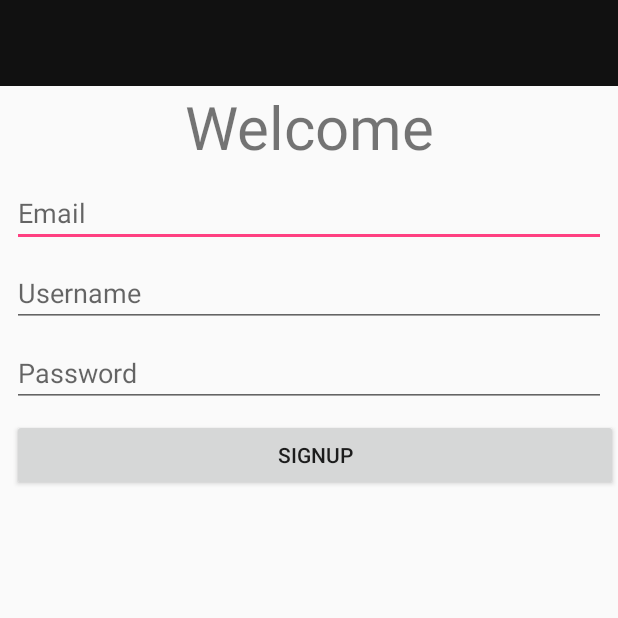
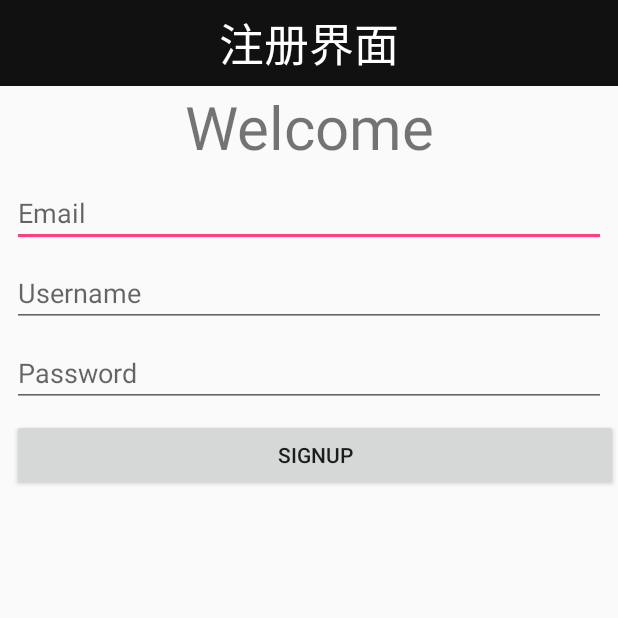
Before and after one commit to W2DaLiLi/OpenfireDemo, an Android app: the screen it shows after launch (RegisterActivity), after a tap on "SIGNUP", on a phone screen of 412 x 824 dp, the top half of it. Run offline under Robolectric (Android 15) with nearby library versions, the phone set to English and light mode, and no system bars.

Commit message:
feature: add title and set text for title

```diff
--- a/app/src/main/java/com/example/hzxr/openfiredemo/UI/AddFriendActivity.kt
+++ b/app/src/main/java/com/example/hzxr/openfiredemo/UI/AddFriendActivity.kt
@@ -9,6 +9,7 @@ import android.support.v7.app.AppCompatActivity
 import android.text.TextUtils
 import android.widget.Button
 import android.widget.EditText
+import android.widget.TextView
 import android.widget.Toast
 import com.example.hzxr.openfiredemo.R
 import com.example.hzxr.openfiredemo.net.XmppConnection
@@ -23,6 +24,7 @@ class AddFriendActivity : BaseActivity() {
 
     private lateinit var friendNameEt: EditText
     private lateinit var submitBt: Button
+    private lateinit var title: TextView
 
     override fun onCreate(savedInstanceState: Bundle?) {
         super.onCreate(savedInstanceState)
@@ -30,6 +32,9 @@ class AddFriendActivity : BaseActivity() {
 
         friendNameEt = findViewById(R.id.friendName_Et)
         submitBt = findViewById(R.id.submit_Bt)
+        title = findViewById(R.id.title_tv)
+
+        title.text = "添加好友"
 
         submitBt.setOnClickListener {
             submit()
--- a/app/src/main/java/com/example/hzxr/openfiredemo/UI/FriendsActivity.kt
+++ b/app/src/main/java/com/example/hzxr/openfiredemo/UI/FriendsActivity.kt
@@ -6,6 +6,7 @@ import android.support.v7.app.AppCompatActivity
 import android.support.v7.widget.LinearLayoutManager
 import android.support.v7.widget.RecyclerView
 import android.util.Log
+import android.widget.TextView
 import com.example.hzxr.openfiredemo.R
 import com.example.hzxr.openfiredemo.UI.Adapter.FriendsRecyclerAdapter
 import com.example.hzxr.openfiredemo.net.XmppConnection
@@ -18,11 +19,14 @@ class FriendsActivity: BaseActivity() {
 
     private lateinit var friendListRv: RecyclerView
     private lateinit var adapter: FriendsRecyclerAdapter
+    private lateinit var title: TextView
     private val friendList: ArrayList<HashMap<String, String>> = ArrayList()
 
     override fun onCreate(savedInstanceState: Bundle?) {
         super.onCreate(savedInstanceState)
         setContentView(R.layout.activity_friends)
+        title = findViewById(R.id.title_tv)
+        title.text = "好友列表"
         friendListRv = findViewById(R.id.friend_list_rv)
         friendListRv.layoutManager = LinearLayoutManager(this)
         adapter = FriendsRecyclerAdapter(this, friendList)
--- a/app/src/main/java/com/example/hzxr/openfiredemo/UI/LoginActivity.kt
+++ b/app/src/main/java/com/example/hzxr/openfiredemo/UI/LoginActivity.kt
@@ -7,6 +7,7 @@ import android.os.Handler
 import android.util.Log
 import android.widget.Button
 import android.widget.EditText
+import android.widget.TextView
 import android.widget.Toast
 import com.example.hzxr.openfiredemo.R
 import com.example.hzxr.openfiredemo.UserHelper
@@ -23,6 +24,7 @@ class LoginActivity: BaseActivity() {
     private lateinit var password: EditText
     private lateinit var loginBt: Button
     private lateinit var registerBt: Button
+    private lateinit var title: TextView
 
     override fun onCreate(savedInstanceState: Bundle?) {
         super.onCreate(savedInstanceState)
@@ -32,6 +34,9 @@ class LoginActivity: BaseActivity() {
         password = findViewById(R.id.password_Et)
         loginBt = findViewById(R.id.login_Bt)
         registerBt = findViewById(R.id.register_Bt)
+        title = findViewById(R.id.title_tv)
+
+        title.text = "登陆"
 
         loginBt.setOnClickListener {
             onLogin()
--- a/app/src/main/java/com/example/hzxr/openfiredemo/UI/MainActivity.kt
+++ b/app/src/main/java/com/example/hzxr/openfiredemo/UI/MainActivity.kt
@@ -11,6 +11,7 @@ import android.os.Message
 import android.support.v7.app.AlertDialog
 import android.util.Log
 import android.widget.Button
+import android.widget.TextView
 import com.example.hzxr.openfiredemo.R
 import com.example.hzxr.openfiredemo.net.XmppConnection
 import com.example.hzxr.openfiredemo.util.ToastUtil
@@ -23,6 +24,7 @@ class MainActivity : BaseActivity() {
 
     private lateinit var addFriendBt: Button
     private lateinit var getFriendListBt: Button
+    private lateinit var title: TextView
     private var name: String? = null
 
     override fun onCreate(savedInstanceState: Bundle?) {
@@ -31,6 +33,8 @@ class MainActivity : BaseActivity() {
 
         addFriendBt = findViewById(R.id.addFriend_Bt)
         getFriendListBt = findViewById(R.id.getfriendList_Bt)
+        title = findViewById(R.id.title_tv)
+        title.text = "主界面"
 
         name = intent.getStringExtra("name")
         addSubscriptionListener()
--- a/app/src/main/java/com/example/hzxr/openfiredemo/UI/RegisterActivity.kt
+++ b/app/src/main/java/com/example/hzxr/openfiredemo/UI/RegisterActivity.kt
@@ -10,6 +10,7 @@ import android.support.v7.app.AppCompatActivity
 import android.text.TextUtils
 import android.widget.Button
 import android.widget.EditText
+import android.widget.TextView
 import android.widget.Toast
 import com.example.hzxr.openfiredemo.R
 import com.example.hzxr.openfiredemo.net.XmppConnection
@@ -31,6 +32,7 @@ class RegisterActivity : BaseActivity() {
     private lateinit var usernameEt: EditText
     private lateinit var passwordEt: EditText
     private lateinit var registerBt: Button
+    private lateinit var title: TextView
 
     override fun onCreate(savedInstanceState: Bundle?) {
         super.onCreate(savedInstanceState)
@@ -46,6 +48,8 @@ class RegisterActivity : BaseActivity() {
         usernameEt = findViewById(R.id.username_Et)
         passwordEt = findViewById(R.id.password_Et)
         registerBt = findViewById(R.id.register_Bt)
+        title = findViewById(R.id.title_tv)
+        title.text = "注册界面"
     }
 
     private fun register() {
```
Also changed, not shown: app/src/main/java/com/example/hzxr/openfiredemo/UI/ChatActivity.kt (+7 -3 lines).
